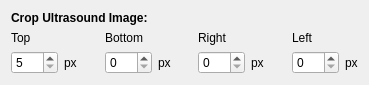
Before: the Qt Designer form Modules/USUI/Qmitk/QmitkUSControlsCustomVideoDeviceWidget.ui in MITK/MITK, drawn with Qt 5.
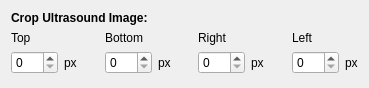
After: the same form once the commit is applied.

Commit message: Fixed cropping restore of USImageVideoSource.

Diff of the .ui file:
```diff
--- a/Modules/USUI/Qmitk/QmitkUSControlsCustomVideoDeviceWidget.ui
+++ b/Modules/USUI/Qmitk/QmitkUSControlsCustomVideoDeviceWidget.ui
@@ -7,7 +7,7 @@
     <x>0</x>
     <y>0</y>
     <width>369</width>
-    <height>82</height>
+    <height>88</height>
    </rect>
   </property>
   <property name="windowTitle">
@@ -37,11 +37,17 @@
          <item>
           <widget class="QSpinBox" name="crop_top">
            <property name="minimum">
-            <number>5</number>
+            <number>0</number>
            </property>
            <property name="maximum">
             <number>999</number>
            </property>
+           <property name="singleStep">
+            <number>5</number>
+           </property>
+           <property name="value">
+            <number>0</number>
+           </property>
           </widget>
          </item>
          <item>
```
The commit also changes 4 other files.
